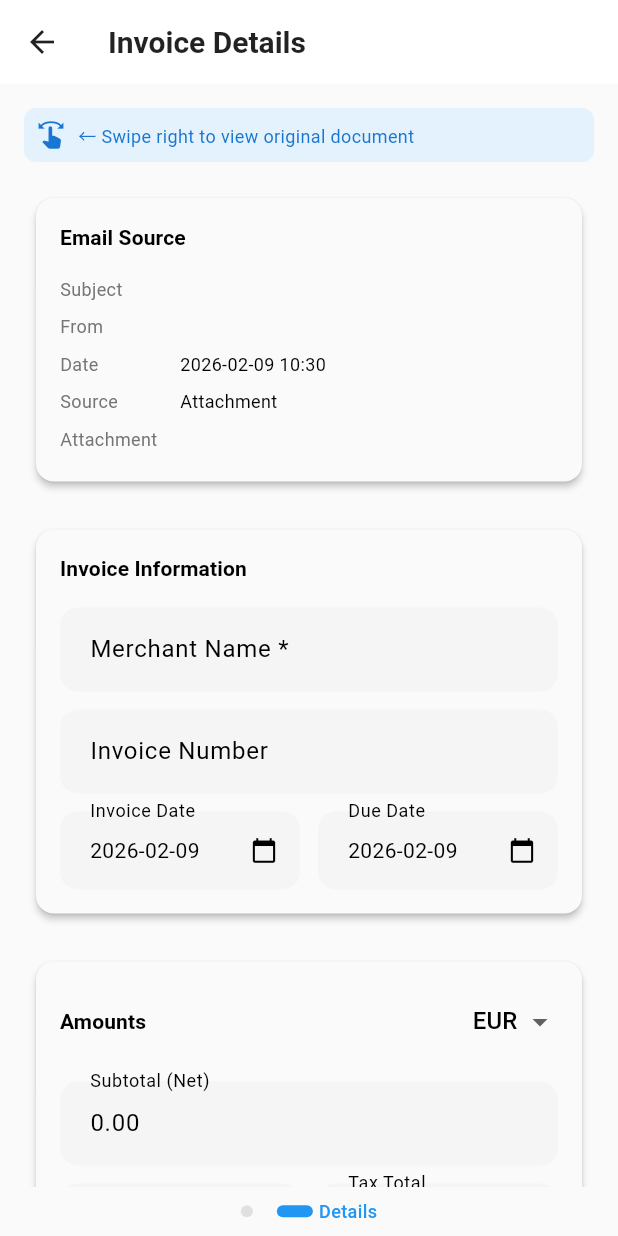
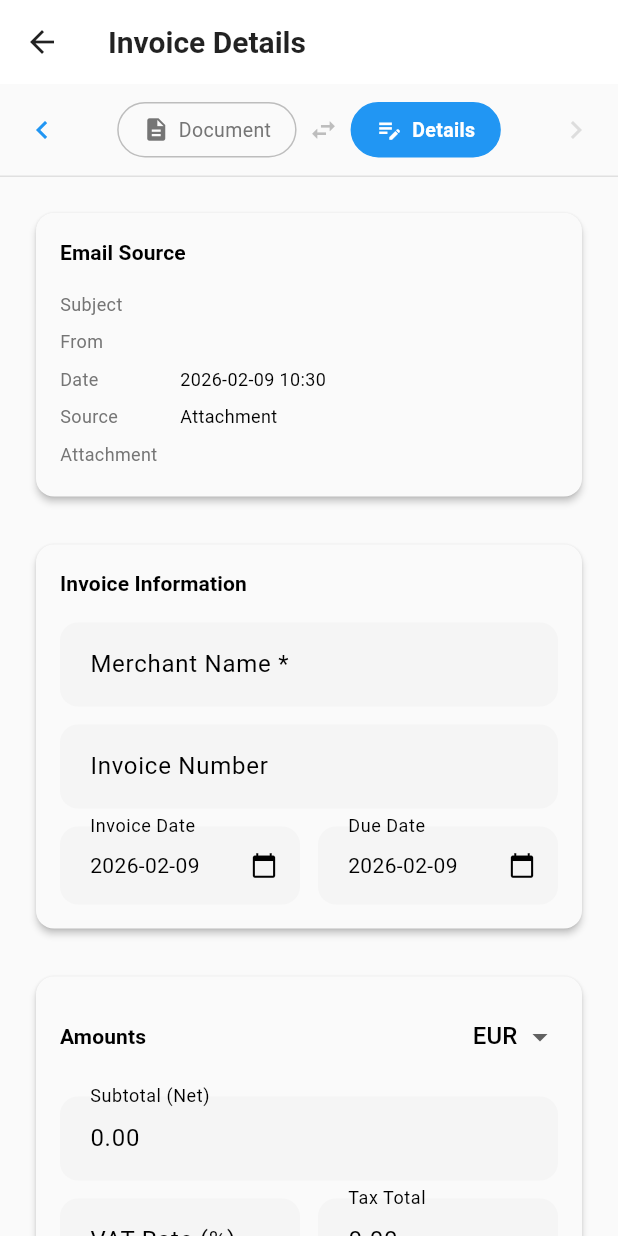
Before and after one commit to kenjisciometa/receipt-scanner, a Flutter app: the InvoicePreviewScreen screen opened directly with empty values, after a tap on "Details", on a phone screen of 412 x 824 dp. Run offline on Flutter 3.47's test engine with Material 3 defaults, Android fonts, the phone set to English and light mode, and no system bars; our stand-ins replace file_picker, flutter_dotenv, flutter_riverpod, go_router, google_sign_in, image_picker and 5 more; missing offline and left inert: google_mlkit_document_scanner, in_app_purchase_android, internet_file, pdfx; accounts and stored records are empty; network calls fail.

Commit message:
Improve swipe navigation UX in invoice preview
- Replace GestureDetector + IndexedStack with PageView for smooth
  animated transitions
- Add prominent tab-style page indicator at top with icons
- Add directional arrow hints showing swipe availability
- Tabs are tappable for direct navigation
- Remove old text-only swipe hints

Co-Authored-By: Claude Opus 4.5 <noreply@anthropic.com>

```diff
--- a/flutter_app/lib/screens/gmail/invoice_preview_screen.dart
+++ b/flutter_app/lib/screens/gmail/invoice_preview_screen.dart
@@ -27,6 +27,7 @@ class InvoicePreviewScreen extends ConsumerStatefulWidget {
 class _InvoicePreviewScreenState extends ConsumerState<InvoicePreviewScreen> {
   // Current page index (0 = image, 1 = details)
   int _currentPage = 1;
+  late PageController _pageController;
 
   // Form controllers
   late TextEditingController _merchantNameController;
@@ -53,6 +54,7 @@ class _InvoicePreviewScreenState extends ConsumerState<InvoicePreviewScreen> {
   @override
   void initState() {
     super.initState();
+    _pageController = PageController(initialPage: _currentPage);
     _initControllers();
     _preloadPdfIfNeeded();
   }
@@ -161,6 +163,7 @@ class _InvoicePreviewScreenState extends ConsumerState<InvoicePreviewScreen> {
 
   @override
   void dispose() {
+    _pageController.dispose();
     _merchantNameController.dispose();
     _invoiceNumberController.dispose();
     _totalAmountController.dispose();
@@ -192,34 +195,21 @@ class _InvoicePreviewScreenState extends ConsumerState<InvoicePreviewScreen> {
       body: hasDocument
           ? Column(
               children: [
-                // IndexedStack keeps both pages in memory
+                // Page indicator at top for better visibility
+                _buildPageIndicator(),
+                // PageView for smooth swipe animation
                 Expanded(
-                  child: GestureDetector(
-                    onHorizontalDragEnd: (details) {
-                      // Swipe left (next page)
-                      if (details.primaryVelocity != null && details.primaryVelocity! < -200) {
-                        if (_currentPage < 1) {
-                          setState(() => _currentPage = 1);
-                        }
-                      }
-                      // Swipe right (previous page)
-                      if (details.primaryVelocity != null && details.primaryVelocity! > 200) {
-                        if (_currentPage > 0) {
-                          setState(() => _currentPage = 0);
-                        }
-                      }
+                  child: PageView(
+                    controller: _pageController,
+                    onPageChanged: (index) {
+                      setState(() => _currentPage = index);
                     },
-                    child: IndexedStack(
-                      index: _currentPage,
                     children: [
                       _buildImagePage(),
                       _buildDetailsPage(),
                     ],
                   ),
                 ),
-                ),
-                // Page indicator
-                _buildPageIndicator(),
               ],
             )
           : _buildDetailsPage(), // No document, just show details
@@ -268,17 +258,6 @@ class _InvoicePreviewScreenState extends ConsumerState<InvoicePreviewScreen> {
         // Document view
         Expanded(
           child: isPdf ? _buildPdfView() : _buildImageView(url),
-        ),
-        // Hint text
-        Container(
-          padding: const EdgeInsets.all(8),
-          child: Text(
-            'Swipe left for details \u2192',
-            style: TextStyle(
-              color: Colors.grey.shade600,
-              fontSize: 12,
-            ),
-          ),
         ),
       ],
     );
@@ -420,39 +399,12 @@ class _InvoicePreviewScreenState extends ConsumerState<InvoicePreviewScreen> {
   Widget _buildDetailsPage() {
     final state = ref.watch(extractedInvoicesServiceProvider);
     final canEdit = widget.invoice.canEdit;
-    final hasDocument = widget.invoice.originalFileUrl != null;
 
     return SingleChildScrollView(
       padding: const EdgeInsets.all(16),
       child: Column(
         crossAxisAlignment: CrossAxisAlignment.start,
         children: [
-          // Hint to swipe for image (only if document exists)
-          if (hasDocument)
-            Container(
-              padding: const EdgeInsets.all(8),
-              margin: const EdgeInsets.only(bottom: 16),
-              decoration: BoxDecoration(
-                color: Colors.blue.shade50,
-                borderRadius: BorderRadius.circular(8),
-              ),
-              child: Row(
-                children: [
-                  Icon(Icons.swipe, size: 20, color: Colors.blue.shade700),
-                  const SizedBox(width: 8),
-                  Expanded(
-                    child: Text(
-                      '\u2190 Swipe right to view original document',
-                      style: TextStyle(
-                        color: Colors.blue.shade700,
-                        fontSize: 12,
-                      ),
-                    ),
-                  ),
-                ],
-              ),
-            ),
-
           // Email source info
           _buildSourceCard(),
           const SizedBox(height: 16),
@@ -503,53 +455,99 @@ class _InvoicePreviewScreenState extends ConsumerState<InvoicePreviewScreen> {
     final hasDocument = widget.invoice.originalFileUrl != null;
     if (!hasDocument) return const SizedBox.shrink();
 
-    return SafeArea(
-      child: Container(
-        padding: const EdgeInsets.symmetric(vertical: 8),
+    return Container(
+      padding: const EdgeInsets.symmetric(vertical: 12, horizontal: 16),
+      decoration: BoxDecoration(
+        color: Theme.of(context).colorScheme.surfaceContainerHighest,
+        border: Border(
+          bottom: BorderSide(color: Colors.grey.shade300, width: 1),
+        ),
+      ),
+      child: Row(
+        children: [
+          // Left arrow hint
+          AnimatedOpacity(
+            opacity: _currentPage == 1 ? 1.0 : 0.3,
+            duration: const Duration(milliseconds: 200),
+            child: Icon(
+              Icons.chevron_left,
+              color: _currentPage == 1 ? Theme.of(context).colorScheme.primary : Colors.grey,
+              size: 24,
+            ),
+          ),
+          Expanded(
             child: Row(
               mainAxisAlignment: MainAxisAlignment.center,
               children: [
-            _buildDot(0, 'Document'),
-            const SizedBox(width: 16),
-            _buildDot(1, 'Details'),
+                _buildTabButton(0, Icons.description, 'Document'),
+                const SizedBox(width: 8),
+                Icon(Icons.swap_horiz, color: Colors.grey.shade400, size: 20),
+                const SizedBox(width: 8),
+                _buildTabButton(1, Icons.edit_note, 'Details'),
               ],
             ),
+          ),
+          // Right arrow hint
+          AnimatedOpacity(
+            opacity: _currentPage == 0 ? 1.0 : 0.3,
+            duration: const Duration(milliseconds: 200),
+            child: Icon(
+              Icons.chevron_right,
+              color: _currentPage == 0 ? Theme.of(context).colorScheme.primary : Colors.grey,
+              size: 24,
+            ),
+          ),
+        ],
       ),
     );
   }
 
-  Widget _buildDot(int index, String label) {
+  Widget _buildTabButton(int index, IconData icon, String label) {
     final isActive = _currentPage == index;
     return GestureDetector(
       onTap: () {
         if (_currentPage != index) {
-          setState(() => _currentPage = index);
+          _pageController.animateToPage(
+            index,
+            duration: const Duration(milliseconds: 300),
+            curve: Curves.easeInOut,
+          );
         }
       },
-      child: Row(
-        children: [
-          Container(
-            width: isActive ? 24 : 8,
-            height: 8,
+      child: AnimatedContainer(
+        duration: const Duration(milliseconds: 200),
+        padding: const EdgeInsets.symmetric(horizontal: 16, vertical: 8),
         decoration: BoxDecoration(
           color: isActive
               ? Theme.of(context).colorScheme.primary
-                  : Colors.grey.shade300,
-              borderRadius: BorderRadius.circular(4),
+              : Colors.transparent,
+          borderRadius: BorderRadius.circular(20),
+          border: Border.all(
+            color: isActive
+                ? Theme.of(context).colorScheme.primary
+                : Colors.grey.shade400,
+            width: 1,
           ),
         ),
-          if (isActive) ...[
-            const SizedBox(width: 4),
+        child: Row(
+          mainAxisSize: MainAxisSize.min,
+          children: [
+            Icon(
+              icon,
+              size: 18,
+              color: isActive ? Colors.white : Colors.grey.shade600,
+            ),
+            const SizedBox(width: 6),
             Text(
               label,
               style: TextStyle(
-                fontSize: 12,
-                color: Theme.of(context).colorScheme.primary,
-                fontWeight: FontWeight.w500,
+                fontSize: 13,
+                fontWeight: isActive ? FontWeight.w600 : FontWeight.normal,
+                color: isActive ? Colors.white : Colors.grey.shade600,
               ),
             ),
           ],
-        ],
+        ),
       ),
     );
   }
```
Lines whose indentation alone changed are shown as unchanged.
